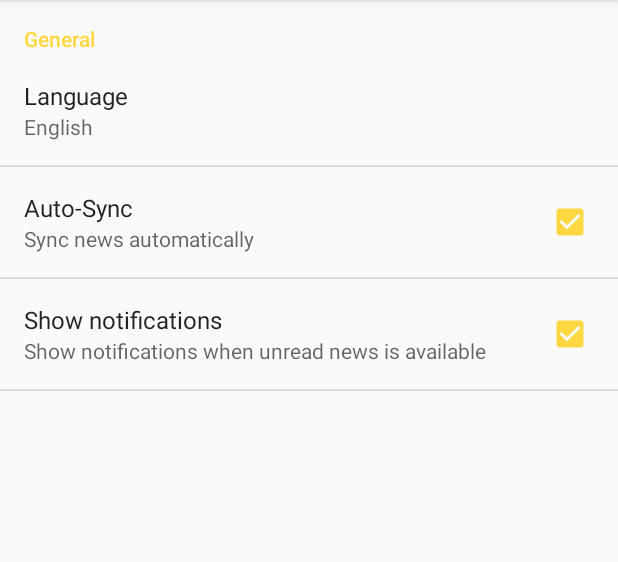
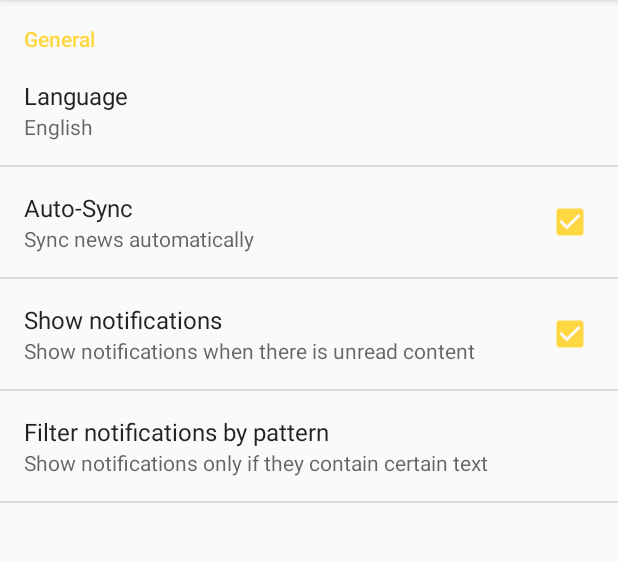
Before and after one commit to ingamedeo/Avvisistudenti-PoliCO, an Android app: the SettingsActivity screen opened directly, with no data from a screen before it, on a phone screen of 412 x 824 dp, the part 84-646 px from its top. Run offline under Robolectric (Android 15) with nearby library versions, the phone set to English and light mode, and no system bars.

Commit message:
* Notifications Filtering - Partial

```diff
--- a/app/src/main/java/com/ingamedeo/avvisistudenti_polico/HtmlParseService.java
+++ b/app/src/main/java/com/ingamedeo/avvisistudenti_polico/HtmlParseService.java
@@ -29,6 +29,7 @@ public class HtmlParseService extends IntentService {
 
     private SharedPreferences sharedPreferences;
     private boolean isFirstStart = true;
+    private String filterStr = null; //Don't change this line plz! Still working on it.
     private Constants.Lang lang;
     private DbAdapter dbAdapter;
 
@@ -126,7 +127,7 @@ public class HtmlParseService extends IntentService {
             sharedPreferences = PreferenceManager.getDefaultSharedPreferences(this);
         }
         isFirstStart = sharedPreferences.getBoolean(getResources().getString(R.string.preference_isfirststart), true);
-
+        filterStr = sharedPreferences.getString(getResources().getString(R.string.filter_preference), null);
         /* Android ListPreference seems to accept Strings only, i don't get why, but that's it. */
         String langIndexStr = sharedPreferences.getString(getResources().getString(R.string.preference_lang), String.valueOf(Constants.getDefaultLang(this).ordinal()));
         lang = Constants.Lang.values()[Integer.valueOf(langIndexStr)];
--- a/app/src/main/res/values/strings.xml
+++ b/app/src/main/res/values/strings.xml
@@ -4,6 +4,7 @@
     <string name="preference_isfirststart">isFirstStart</string>
     <string name="preference_lang">language_preference</string>
     <string name="preference_sync">pref_sync</string>
+    <string name="filter_preference">pref_filter</string>
     <string name="it_lang_code">it</string>
     <string name="poli_como_url_prefix">http://www.polo-como.polimi.it/</string>
     <string name="poli_como_url_suff_it">/it/avvisi-studenti/</string>
--- a/app/src/main/res/xml/preferences.xml
+++ b/app/src/main/res/xml/preferences.xml
@@ -21,8 +21,15 @@
         <CheckBoxPreference
             android:key="pref_notifications"
             android:title="Show notifications"
-            android:summary="Show notifications when unread news is available"
+            android:summary="Show notifications when there is unread content"
             android:defaultValue="true" />
+
+        <EditTextPreference
+            android:key="@string/filter_preference"
+            android:title="Filter notifications by pattern"
+            android:summary="Show notifications only if they contain certain text"
+            android:dialogMessage="Please enter a list of chosen patterns, they must be comma-separated..."
+            android:hint="Analysis 1, Physics, ..."/>
 
     </PreferenceCategory>
 
```
